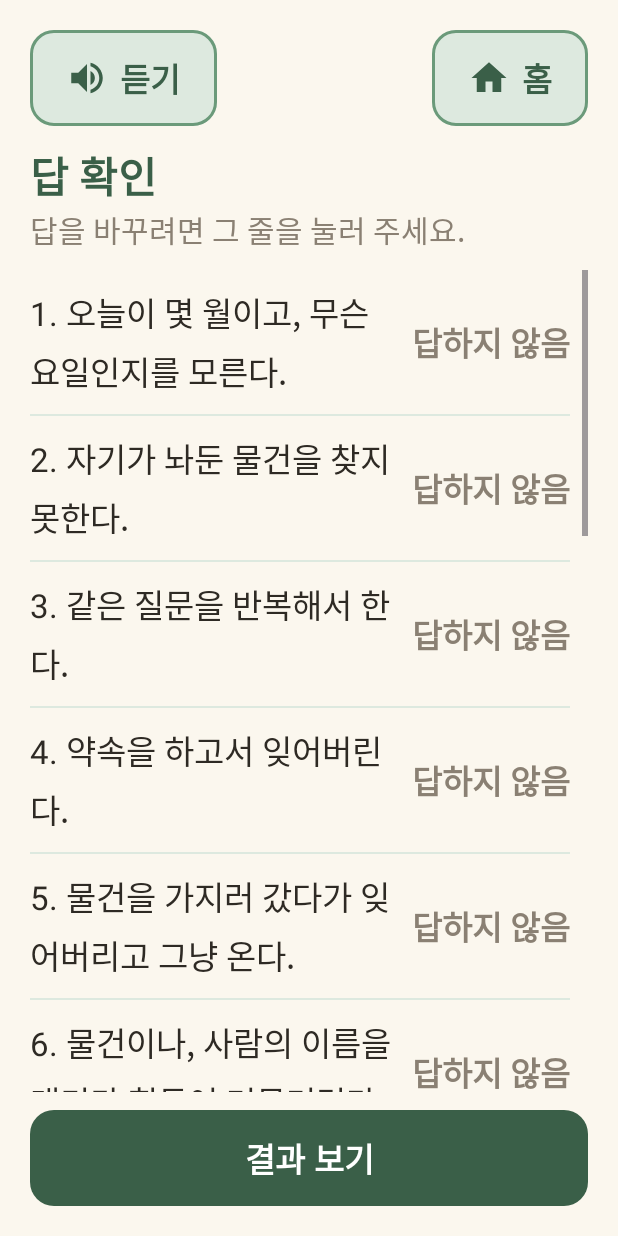
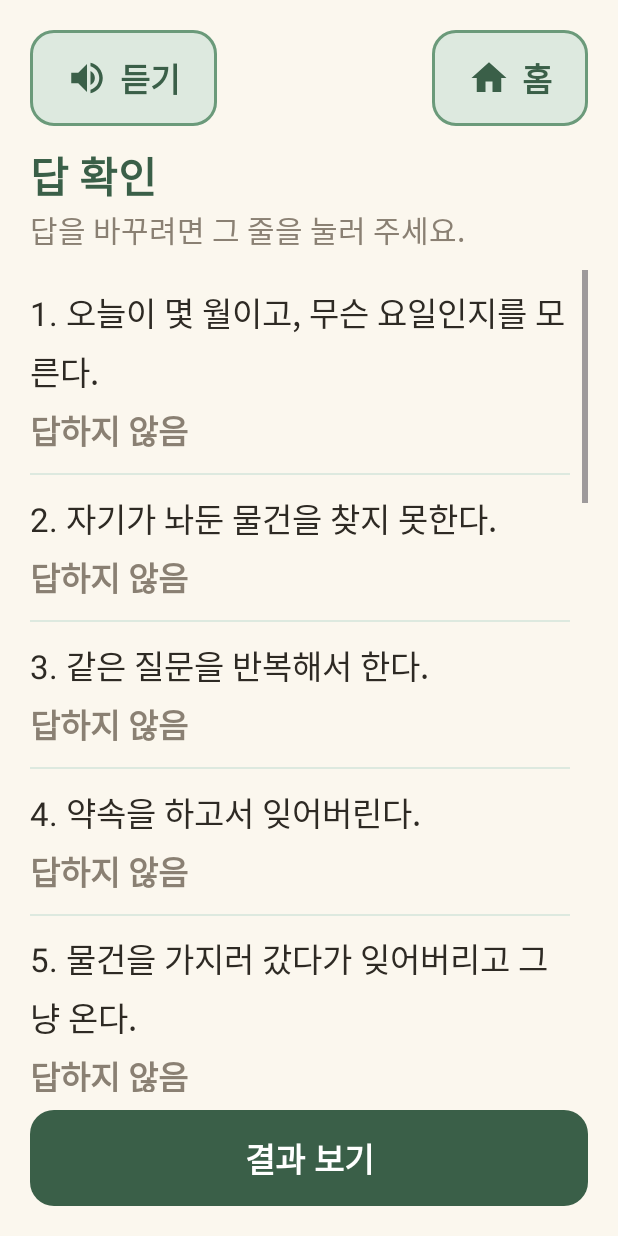
Before and after one commit to Jun11561/dorawing-app, an Android app: the DiagnosisReviewActivity screen opened directly, with no data from a screen before it, on a phone screen of 412 x 824 dp. Run offline under Robolectric (Android 15) with nearby library versions, the phone set to English and light mode, and no system bars.

Commit message:
답 확인 화면 문항 아래에 답 두기, 그래프 글자 크기 폰 설정 따르기

```diff
--- a/app/src/main/java/com/team3/dorawing/ui/diagnosis/DiagnosisReviewActivity.kt
+++ b/app/src/main/java/com/team3/dorawing/ui/diagnosis/DiagnosisReviewActivity.kt
@@ -53,8 +53,9 @@ class DiagnosisReviewActivity : AppCompatActivity() {
         val outValue = TypedValue()
         theme.resolveAttribute(android.R.attr.selectableItemBackground, outValue, true)
 
+        // 글자를 키운 폰에서도 넉넉하게 문항 아래에 답을 쌓는다
         val row = LinearLayout(this).apply {
-            orientation = LinearLayout.HORIZONTAL
+            orientation = LinearLayout.VERTICAL
             gravity = Gravity.CENTER_VERTICAL
             minimumHeight = resources.getDimensionPixelSize(R.dimen.button_height)
             setPadding(0, gap, 0, gap)
@@ -73,10 +74,10 @@ class DiagnosisReviewActivity : AppCompatActivity() {
             setTextSize(TypedValue.COMPLEX_UNIT_PX, resources.getDimension(R.dimen.text_button))
             setTypeface(typeface, Typeface.BOLD)
             setTextColor(ContextCompat.getColor(context, if (answered) R.color.green_dark else R.color.text_sub))
-            setPadding(gap, 0, 0, 0)
+            setPadding(0, gap / 2, 0, 0)
         }
-        row.addView(tvQuestion, LinearLayout.LayoutParams(0, LinearLayout.LayoutParams.WRAP_CONTENT, 1f))
-        row.addView(tvAnswer, LinearLayout.LayoutParams(LinearLayout.LayoutParams.WRAP_CONTENT, LinearLayout.LayoutParams.WRAP_CONTENT))
+        row.addView(tvQuestion, LinearLayout.LayoutParams(LinearLayout.LayoutParams.MATCH_PARENT, LinearLayout.LayoutParams.WRAP_CONTENT))
+        row.addView(tvAnswer, LinearLayout.LayoutParams(LinearLayout.LayoutParams.MATCH_PARENT, LinearLayout.LayoutParams.WRAP_CONTENT))
         binding.answerList.addView(row)
 
         // 줄 사이 구분선
```
Also changed, not shown: app/src/main/java/com/team3/dorawing/ui/record/RecordActivity.kt (+23 -3 lines).
